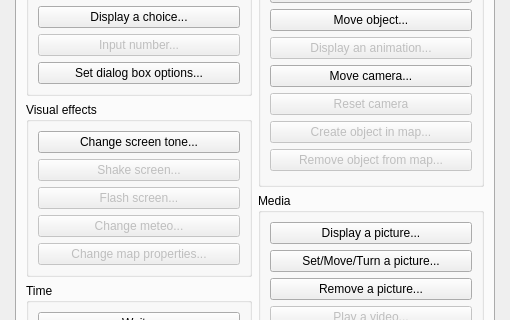
RPG-Paper-Maker/RPG-Paper-Maker, file Editor/Dialogs/dialogcommands.ui: the form before one commit; both pictures show x 0 to 510 and y 96 to 416 of the 510 by 600 pixel window.
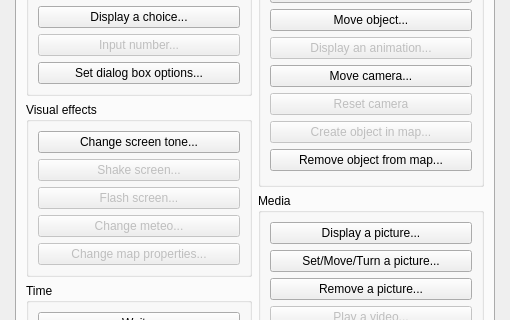
The form after the commit.

The edit to the form file:
```diff
--- a/Editor/Dialogs/dialogcommands.ui
+++ b/Editor/Dialogs/dialogcommands.ui
@@ -156,7 +156,7 @@
               <item>
                <widget class="QPushButton" name="pushButtonJumpLabel_6">
                 <property name="enabled">
-                 <bool>false</bool>
+                 <bool>true</bool>
                 </property>
                 <property name="text">
                  <string>Remove object from map...</string>
```
Left out of the diff: 2 changed lines with no effect on the pictures.
